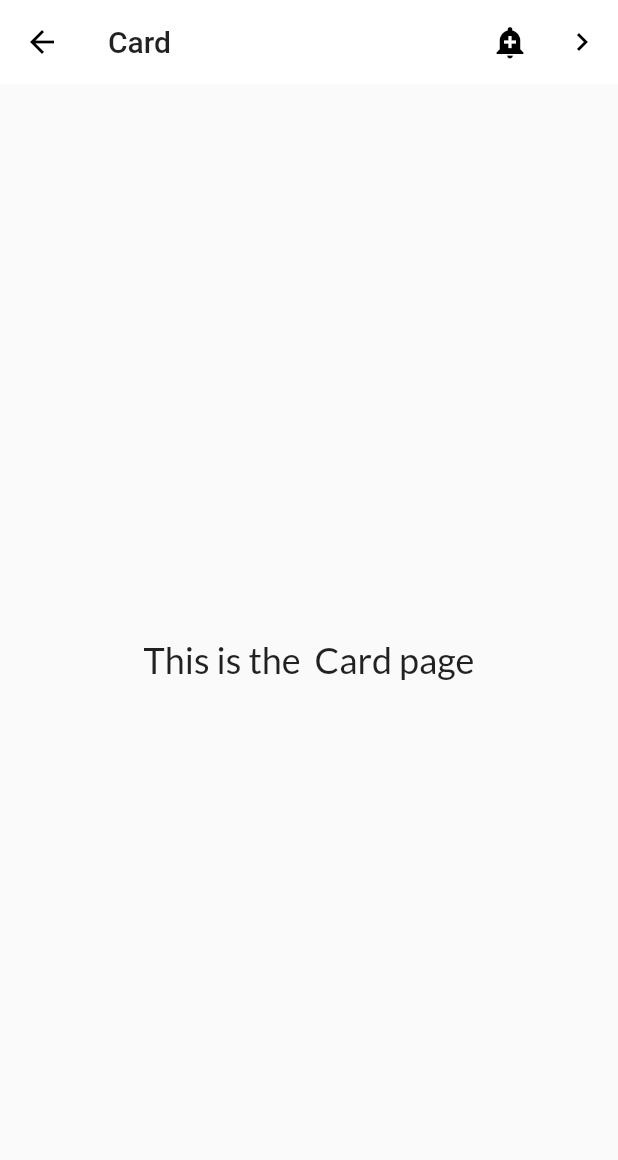
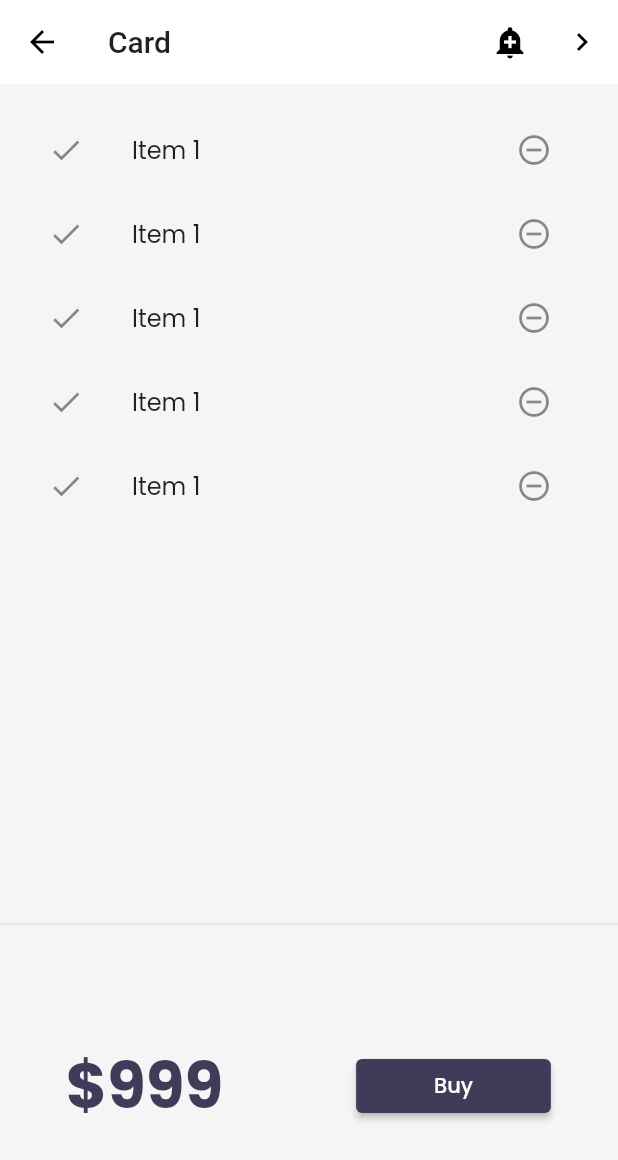
Before and after one commit to raj77600/fluterDemo, a Flutter app: the screen it shows after launch, after a tap on an icon or button, on a phone screen of 412 x 824 dp. Shown: the top 1160 px of the screen. Run offline on Flutter 3.47's test engine with Material 2 defaults, Android fonts, the phone set to English and light mode, and no system bars; our stand-ins replace google_fonts, velocity_x; network calls fail.

Commit message:
card ui design

```diff
--- a/lib/main.dart
+++ b/lib/main.dart
@@ -4,7 +4,6 @@ import 'package:fluterdemo/pages/recyclerview.dart';
 import 'package:fluterdemo/utils/routs.dart';
 import 'package:fluterdemo/widgets/themes.dart';
 import 'package:flutter/material.dart';
-import 'package:google_fonts/google_fonts.dart';
 import 'pages/_homepage.dart';
 
 void main() {
@@ -16,7 +15,7 @@ class MyApp extends StatelessWidget {
   @override
   Widget build(BuildContext context) {
     return MaterialApp(
-      themeMode: ThemeMode.light,
+      themeMode: ThemeMode.system,
       theme: MyTheme.lightTheme(context),
       darkTheme: MyTheme.darkTheme(context),
       debugShowCheckedModeBanner: false,
--- a/lib/models/catalog.dart
+++ b/lib/models/catalog.dart
@@ -1,6 +1,11 @@
 import 'dart:convert';
 class CatalogModel {
  static List<Item>? items;
+ // Get Item by ID
+ static Item getById(int id) =>
+     items!.firstWhere((element) => element.id == id, orElse: null);
+ // Get Item by position
+ static Item getByPosition(int pos) => items![pos];
 }
 
 class Item {
--- a/lib/pages/_homepage.dart
+++ b/lib/pages/_homepage.dart
@@ -40,11 +40,11 @@ class _HomePageState extends State<HomePage> {
     @override
     Widget build(BuildContext context) {
       return Scaffold(
-        backgroundColor: MyTheme.creamColor,
+        backgroundColor: context.canvasColor,
         floatingActionButton: FloatingActionButton(
           onPressed: () => Navigator.pushNamed(context, MyRouts.cartrouts),
-          backgroundColor: MyTheme.darkblue,
-          child: Icon(CupertinoIcons.cart),
+          backgroundColor: context.theme.buttonColor,
+          child: Icon(CupertinoIcons.cart,color:Colors.white,),
         ),
         body: SafeArea(
           child: Container(
--- a/lib/pages/card_Page.dart
+++ b/lib/pages/card_Page.dart
@@ -41,11 +41,60 @@ class CartPage extends StatelessWidget {
           ),
         ],
       ),
-      body: const Center(
-        child: Text(
-          'This is the  Card page',
-          style: TextStyle(fontSize: 24),
+      body:Column(
+children: [
+  _CartList().p16().expand(),
+  Divider(),
+  CardTotal(),
+],
+      )
+    );
+  }
+}
+
+class CardTotal extends StatelessWidget {
+  @override
+  Widget build(BuildContext context) {
+   return SizedBox(
+     height: 200,
+     child: Row(
+       mainAxisAlignment: MainAxisAlignment.spaceAround,
+       children: [
+         "\$999".text.bold.xl5.color(context.theme.accentColor).make(),
+         ElevatedButton(
+           onPressed: () {
+             ScaffoldMessenger.of(context).showSnackBar( SnackBar(
+               content: "Buy Not Suported".text.bold.make(),
+
+             ));
+           },
+           style: ButtonStyle(
+               backgroundColor:
+               MaterialStateProperty.all(context.theme.buttonColor)),
+           child: "Buy".text.white.make(),
+         ).p1().w32(context)
+       ],
+     ),
+   );
+  }
+}
+class _CartList extends StatefulWidget {
+  @override
+  __CartListState createState() => __CartListState();
+}
+
+class __CartListState extends State<_CartList> {
+  @override
+  Widget build(BuildContext context) {
+    return ListView.builder(
+      itemCount: 5,
+      itemBuilder: (context, index) => ListTile(
+        leading: Icon(Icons.done),
+        trailing: IconButton(
+          icon: Icon(Icons.remove_circle_outline),
+          onPressed: () {},
         ),
+        title: "Item 1".text.make(),
       ),
     );
   }
--- a/lib/widgets/home_widget/catalog_header.dart
+++ b/lib/widgets/home_widget/catalog_header.dart
@@ -11,7 +11,7 @@ class catalogheader extends StatelessWidget{
 
       crossAxisAlignment: CrossAxisAlignment.start,
       children: [
-        "Catalog App".text.xl5.bold.color(MyTheme.darkblue).make(),
+        "Catalog App".text.xl5.bold.color(context.theme.accentColor).make(),
         "Tranding product".text.xl2.bold.make(),
       ],
 
--- a/lib/widgets/home_widget/catalog_image.dart
+++ b/lib/widgets/home_widget/catalog_image.dart
@@ -10,14 +10,8 @@ class catalogimage extends StatelessWidget {
 
   @override
   Widget build(BuildContext context) {
-    return Image
-        .network(image)
-        .box
-        .rounded
-        .p8
-        .color(MyTheme.creamColor)
-        .p16
-        .make()
-        .w32(context);
+    return Image.network(
+      image,
+    ).box.rounded.p8.color(context.canvasColor).make().p16().w40(context);
   }
 }
--- a/lib/widgets/home_widget/catalog_list.dart
+++ b/lib/widgets/home_widget/catalog_list.dart
@@ -4,9 +4,8 @@ import 'package:fluterdemo/pages/home_details_page.dart';
 import 'package:flutter/cupertino.dart';
 import 'package:flutter/material.dart';
 import 'package:velocity_x/velocity_x.dart';
+import 'catalog_image.dart';
 
-import '../themes.dart';
-import 'catalog_image.dart';
 class cataloglist extends StatelessWidget {
   @override
   Widget build(BuildContext context) {
@@ -14,22 +13,30 @@ class cataloglist extends StatelessWidget {
       shrinkWrap: true,
       itemCount: CatalogModel.items!.length,
       itemBuilder: (context, index) {
-        final catalog = CatalogModel.items![index];
+        final catalog = CatalogModel.getByPosition(index);
         return InkWell(
-          onTap: () => Navigator.push(context, MaterialPageRoute(builder: (context) => HomeDetailPage(catalog: catalog,),)),
+            onTap: () => Navigator.push(
+                context,
+                MaterialPageRoute(
+                  builder: (context) => HomeDetailPage(
+                    catalog: catalog,
+                  ),
+                )),
             child: catalogItem(catalog: catalog));
       },
-
     );
   }
 }
-class catalogItem extends  StatelessWidget{
+
+class catalogItem extends StatelessWidget {
   final Item catalog;
 
-  const catalogItem({Key? key, required this.catalog}) : assert(catalog!=null),super(key: key);
+  const catalogItem({Key? key, required this.catalog})
+      : assert(catalog != null),
+        super(key: key);
+
   @override
   Widget build(BuildContext context) {
-
     return VxBox(
         child: Row(
       children: [
@@ -40,36 +47,34 @@ class catalogItem extends  StatelessWidget{
           ),
         ),
         Expanded(
-
             child: Column(
               crossAxisAlignment: CrossAxisAlignment.start,
               mainAxisAlignment: MainAxisAlignment.center,
               children: [
-                    catalog.name.text.bold.lg.color(MyTheme.darkblue).make(),
+                catalog.name.text.lg.color(context.accentColor).bold.make(),
                 catalog.desc.text.textStyle(context.captionStyle).make(),
                 10.heightBox,
                 ButtonBar(
                   alignment: MainAxisAlignment.spaceBetween,
-                      buttonPadding: Vx.mH0,
+                  buttonPadding: EdgeInsets.zero,
                   children: [
-                        "\$${catalog.price}".text.bold.lg.make(),
-                        ElevatedButton(onPressed:() {
-
-                        },
+                    "\$${catalog.price}".text.bold.xl.make(),
+                    ElevatedButton(
+                      onPressed: () {},
                       style: ButtonStyle(
-                                backgroundColor: MaterialStateProperty.all(MyTheme.darkblue),
-                                shape: MaterialStateProperty.all(StadiumBorder())
-
-                            ),
-
-                            child: "Add to cart".text.bold.lg.make())
+                          backgroundColor: MaterialStateProperty.all(
+                              context.theme.buttonColor),
+                          shape: MaterialStateProperty.all(
+                            StadiumBorder(),
+                          )),
+                      child: "Add to cart".text.make(),
+                    )
                   ],
                 ).pOnly(right: 8.0)
               ],
             ))
       ],
-        )
-    ).white.roundedLg.square(150).make().py(16);
+        ),
+    ).color(context.cardColor).rounded.square(150).make().py16();
   }
-
 }
--- a/lib/widgets/themes.dart
+++ b/lib/widgets/themes.dart
@@ -1,12 +1,15 @@
-
-
 import 'package:flutter/material.dart';
 import 'package:google_fonts/google_fonts.dart';
+import 'package:velocity_x/velocity_x.dart';
 
 class MyTheme {
   static ThemeData lightTheme(BuildContext context) => ThemeData(
       primarySwatch: Colors.deepPurple,
-      fontFamily: GoogleFonts.lato().fontFamily,
+      fontFamily: GoogleFonts.poppins().fontFamily,
+      cardColor: Colors.white,
+      canvasColor: creamColor,
+      buttonColor: darkBluishColor,
+      accentColor: darkBluishColor,
       appBarTheme: AppBarTheme(
         color: Colors.white,
         elevation: 0.0,
@@ -15,8 +18,25 @@ class MyTheme {
       ));
 
   static ThemeData darkTheme(BuildContext context) => ThemeData(
-    brightness: Brightness.dark,
-  );
-  static Color creamColor=Color(0xfff5f5f5);
-  static Color darkblue=Color(0xff403b58);
+      brightness: Brightness.dark,
+      fontFamily: GoogleFonts.poppins().fontFamily,
+      cardColor: Colors.black,
+      canvasColor: darkCreamColor,
+      buttonColor: lightBluishColor,
+      accentColor: Colors.white,
+      appBarTheme: AppBarTheme(
+        color: Colors.black,
+        elevation: 0.0,
+        iconTheme: IconThemeData(color: Colors.white),
+        textTheme: Theme.of(context).textTheme.copyWith(
+          headline6:
+          context.textTheme.headline6!.copyWith(color: Colors.white),
+        ),
+      ));
+
+  //Colors
+  static Color creamColor = Color(0xfff5f5f5);
+  static Color darkCreamColor = Vx.gray900;
+  static Color darkBluishColor = Color(0xff403b58);
+  static Color lightBluishColor = Vx.indigo500;
 }
```
Also changed, not shown: assets/files/catalog.json (+8 -8 lines), lib/pages/home_details_page.dart (+11 -14 lines), lib/pages/login_page.dart (+57 -58 lines). Lines whose indentation alone changed are shown as unchanged.
